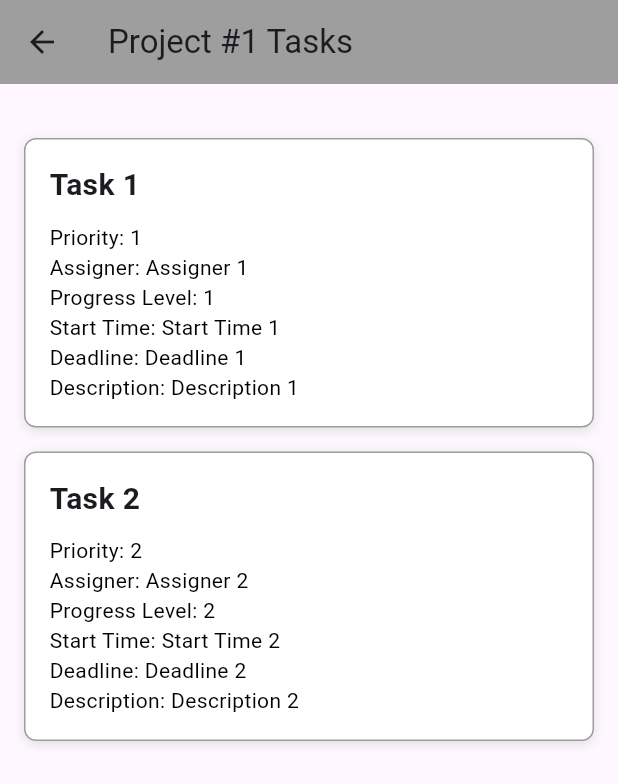
After one commit to MohamedAbdelfattah022/task_monitor, a Flutter app: the TasksScreen screen opened directly, on a phone screen of 412 x 824 dp. The commit adds this screen. Shown: the top 784 px of the screen. Run offline on Flutter 3.47's test engine with Material 3 defaults, Android fonts, the phone set to English and light mode, and no system bars.

Commit message:
added Manager view and

```diff
--- a/lib/Signup.dart
+++ b/lib/Signup.dart
@@ -22,7 +22,7 @@ class _SignUpState extends State<SignUp> {
       final fileName = '${user.runtimeType}_data.txt';
       final file = File('${directory.path}/$fileName');
 
-      await file.writeAsString('\n${user.toString()}', mode: FileMode.append);
+      await file.writeAsString('${user.toString()}\n', mode: FileMode.append);
       print(user.toString());
       print(user.runtimeType);
     } catch (e) {
--- /dev/null
+++ b/lib/TaskScreen.dart
@@ -0,0 +1,90 @@
+import 'package:flutter/material.dart';
+import 'classes.dart';
+
+class TasksScreen extends StatelessWidget {
+  final Project project;
+
+  TasksScreen({required this.project});
+
+  @override
+  Widget build(BuildContext context) {
+    return Scaffold(
+      appBar: AppBar(
+        title: Text('${project.getName()} Tasks'),
+        backgroundColor: Colors.grey,
+      ),
+      body: Container(
+        padding: EdgeInsets.all(16),
+        child: Column(
+          crossAxisAlignment: CrossAxisAlignment.start,
+          children: [
+            SizedBox(height: 20),
+            // Display the list of tasks
+            for (Task task in project.getTasks()) TaskCard(task: task),
+          ],
+        ),
+      ),
+    );
+  }
+}
+
+class TaskCard extends StatelessWidget {
+  final Task task;
+
+  TaskCard({required this.task});
+
+  @override
+  Widget build(BuildContext context) {
+    return Container(
+      width: double.infinity,
+      margin: EdgeInsets.only(bottom: 16),
+      padding: EdgeInsets.all(16),
+      decoration: BoxDecoration(
+        color: Colors.white,
+        border: Border.all(color: Colors.grey),
+        borderRadius: BorderRadius.circular(8),
+        boxShadow: [
+          BoxShadow(
+            color: Colors.grey.shade300,
+            offset: Offset(0, 2),
+            blurRadius: 6,
+          ),
+        ],
+      ),
+      child: Column(
+        crossAxisAlignment: CrossAxisAlignment.start,
+        children: [
+          Text(
+            task.getName(),
+            style: TextStyle(fontSize: 20, fontWeight: FontWeight.bold),
+          ),
+          SizedBox(height: 10),
+          Text(
+            'Priority: ${task.getPriority().join(", ")}',
+            style: TextStyle(color: Colors.black),
+          ),
+          Text(
+            'Assigner: ${task.getAssignerName()}',
+            style: TextStyle(color: Colors.black),
+          ),
+          Text(
+            'Progress Level: ${task.getProgressLevel().join(", ")}',
+            style: TextStyle(color: Colors.black),
+          ),
+          Text(
+            'Start Time: ${task.getStartTime()}',
+            style: TextStyle(color: Colors.black),
+          ),
+          Text(
+            'Deadline: ${task.getDeadline()}',
+            style: TextStyle(color: Colors.black),
+          ),
+          Text(
+            'Description: ${task.getDescription()}',
+            style: TextStyle(color: Colors.black),
+          ),
+        ],
+      ),
+    );
+  }
+}
--- a/lib/classes.dart
+++ b/lib/classes.dart
@@ -90,13 +90,31 @@ class Manager extends Person {
 
 class Project {
   late String name;
+  late String _description;
   late List<Task> _tasks;
   late List<Employee> _employees;
   late Manager _manager;
   late List<int> _progressLevel = [1, 2, 3];
   late String _startTime;
   late String _deadline;
-  late String _description;
+
+  Project({
+    required String name,
+    required String description,
+    required List<Task> tasks,
+    required List<Employee> employees,
+    required Manager manager,
+    required String startTime,
+    required String deadline,
+  }) {
+    this.name = name;
+    this._description = description;
+    this._tasks = tasks;
+    this._employees = employees;
+    this._manager = manager;
+    this._startTime = startTime;
+    this._deadline = deadline;
+  }
 
   // Getters
   List<Task> getTasks() => _tasks;
@@ -106,6 +124,7 @@ class Project {
   String getStartTime() => _startTime;
   String getDeadline() => _deadline;
   String getDescription() => _description;
+  String getName() => name;
 
   // Setters
   void setTasks(List<Task> tasks) {
@@ -147,6 +166,26 @@ class Task {
   late String _deadline;
   late String _description;
 
+  Task({
+    required String name,
+    // required Project project,
+    required List<int> priority,
+    required String assignerName,
+    required List<int> progressLevel,
+    required String startTime,
+    required String deadline,
+    required String description,
+  }) {
+    _name = name;
+    // _project = project;
+    _priority = priority;
+    _assignerName = assignerName;
+    _progressLevel = progressLevel;
+    _startTime = startTime;
+    _deadline = deadline;
+    _description = description;
+  }
+
   // Getters
   String getName() => _name;
   Project getProject() => _project;
@@ -156,37 +195,4 @@ class Task {
   String getStartTime() => _startTime;
   String getDeadline() => _deadline;
   String getDescription() => _description;
-
-  // Setters
-  void setName(String name) {
-    _name = name;
-  }
-
-  void setProject(Project project) {
-    _project = project;
-  }
-
-  void setPriority(List<int> priority) {
-    _priority = priority;
-  }
-
-  void setAssignerName(String assignerName) {
-    _assignerName = assignerName;
-  }
-
-  void setProgressLevel(List<int> progressLevel) {
-    _progressLevel = progressLevel;
-  }
-
-  void setStartTime(String startTime) {
-    _startTime = startTime;
-  }
-
-  void setDeadline(String deadline) {
-    _deadline = deadline;
-  }
-
-  void setDescription(String description) {
-    _description = description;
-  }
 }
--- a/lib/main.dart
+++ b/lib/main.dart
@@ -1,6 +1,7 @@
 import 'package:flutter/material.dart';
 import 'package:task_monitor/Login.dart';
-import 'signup.dart';
+import 'package:task_monitor/signup.dart';
+import 'package:task_monitor/manager.dart';
 
 void main() {
   runApp(MyApp());
--- /dev/null
+++ b/lib/manager.dart
@@ -0,0 +1,130 @@
+import 'package:flutter/material.dart';
+import 'classes.dart';
+import 'ProjectCard.dart';
+import 'TaskScreen.dart';
+
+class ManagerScene extends StatelessWidget {
+  @override
+  Widget build(BuildContext context) {
+    return Scaffold(
+      appBar: AppBar(
+        title: Text(
+          'Project Dashboard',
+          style: TextStyle(
+            color: Colors.white,
+            fontWeight: FontWeight.bold,
+          ),
+        ),
+        backgroundColor: Colors.grey,
+      ),
+      body: SafeArea(
+        child: Container(
+          color: Colors.grey.shade200,
+          padding: const EdgeInsets.all(16.0),
+          child: Column(
+            crossAxisAlignment: CrossAxisAlignment.start,
+            children: [
+              Text(
+                'Welcome Back, Manager!',
+                style: TextStyle(fontSize: 24, fontWeight: FontWeight.bold),
+              ),
+              SizedBox(height: 20),
+              Row(
+                mainAxisAlignment: MainAxisAlignment.spaceBetween,
+                children: [
+                  ElevatedButton(
+                    style: ElevatedButton.styleFrom(
+                      primary: Colors.black,
+                    ),
+                    child: Text('Log out'),
+                    onPressed: () {
+                      ScaffoldMessenger.of(context).showSnackBar(
+                        SnackBar(
+                          content: Text(
+                            'Logged out',
+                            style: TextStyle(
+                              color: Colors.white,
+                              fontSize: 16.0,
+                            ),
+                          ),
+                          duration: Duration(seconds: 2),
+                          backgroundColor: Colors.green,
+                          elevation: 4.0,
+                          behavior: SnackBarBehavior.floating,
+                          shape: RoundedRectangleBorder(
+                            borderRadius: BorderRadius.circular(8.0),
+                          ),
+                        ),
+                      );
+                      Navigator.pop(context);
+                    },
+                  ),
+                  ElevatedButton(
+                    style: ElevatedButton.styleFrom(
+                      primary: Colors.black,
+                    ),
+                    child: Text('Add a new project'),
+                    onPressed: () {
+                      // add new project functionality
+                    },
+                  ),
+                ],
+              ),
+              SizedBox(height: 20),
+              GestureDetector(
+                onTap: () {
+                  Navigator.push(
+                    context,
+                    MaterialPageRoute(
+                      builder: (context) => TasksScreen(
+                        project: Project(
+                          name: 'Project #1',
+                          description: 'This is the first project',
+                          tasks: [
+                            Task(
+                              name: 'Task 1',
+                              priority: [1],
+                              assignerName: 'Assigner 1',
+                              progressLevel: [1],
+                              startTime: 'Start Time 1',
+                              deadline: 'Deadline 1',
+                              description: 'Description 1',
+                            ),
+                            Task(
+                              name: 'Task 2',
+                              priority: [2],
+                              assignerName: 'Assigner 2',
+                              progressLevel: [2],
+                              startTime: 'Start Time 2',
+                              deadline: 'Deadline 2',
+                              description: 'Description 2',
+                            ),
+                          ],
+                          employees: [],
+                          manager: Manager(),
+                          startTime: 'Wednesday, 11 November 2023, 05 : 15 P.M',
+                          deadline: 'Thursday, 12 November 2023, 05 : 15 P.M',
+                        ),
+                      ),
+                    ),
+                  );
+                },
+                child: ProjectCard(
+                  project: Project(
+                    name: 'Project #1',
+                    description: 'This is the first project',
+                    tasks: [],
+                    employees: [],
+                    manager: Manager(),
+                    startTime: 'Wednesday, 11 November 2023, 05 : 15 P.M',
+                    deadline: 'Thursday, 12 November 2023, 05 : 15 P.M',
+                  ),
+                ),
+              ),
+            ],
+          ),
+        ),
+      ),
+    );
+  }
+}
--- a/pubspec.yaml
+++ b/pubspec.yaml
@@ -29,8 +29,10 @@ environment:
 # versions available, run `flutter pub outdated`.
 dependencies:
   path_provider: ^2.1.1
+  google_fonts: ^6.1.0
   flutter:
     sdk: flutter
+
 
 
   # The following adds the Cupertino Icons font to your application.
```
Also changed, not shown: lib/Login.dart (+21 -6 lines), lib/ProjectCard.dart (added, +54 -0 lines), pubspec.lock, 1 other file.
